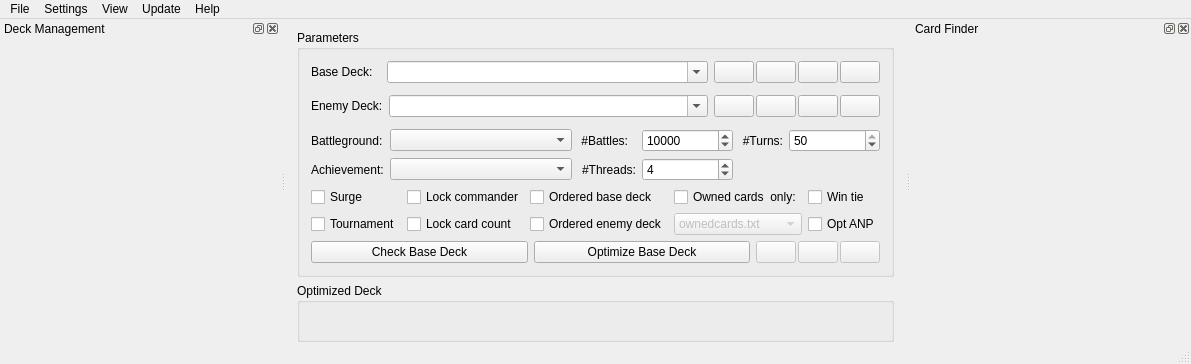
Before: the Qt Designer form MainWindow.ui in WarrantyVoid/tyrant-optimize-gui, drawn with Qt 5.
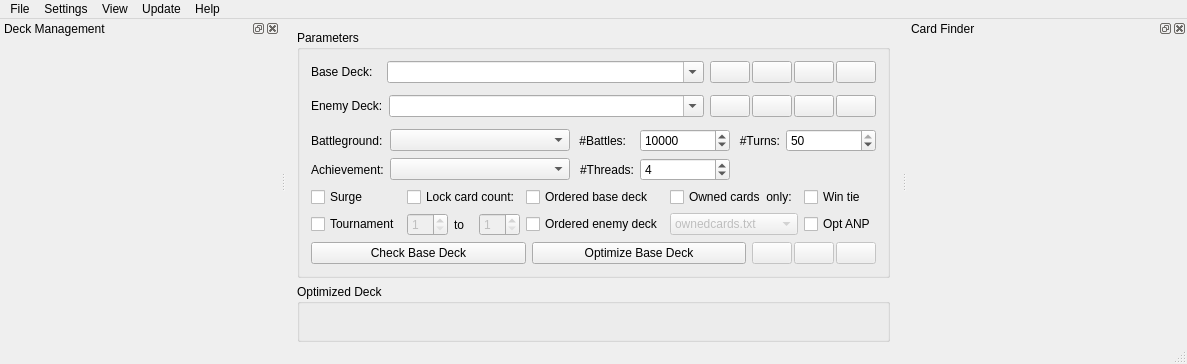
After: the same form once the commit is applied. Icons and pictures are not drawn. Custom widgets are drawn as their Qt base class.

Commit message: Added feature: Individual card locking

The edit to the form file:
```diff
--- a/MainWindow.ui
+++ b/MainWindow.ui
@@ -543,38 +543,6 @@
            </property>
           </widget>
          </item>
-         <item row="1" column="1">
-          <widget class="QCheckBox" name="cardCountLockBox">
-           <property name="sizePolicy">
-            <sizepolicy hsizetype="Fixed" vsizetype="Fixed">
-             <horstretch>0</horstretch>
-             <verstretch>0</verstretch>
-            </sizepolicy>
-           </property>
-           <property name="toolTip">
-            <string>Locks number of cards in place during optimization</string>
-           </property>
-           <property name="text">
-            <string>Lock card count</string>
-           </property>
-          </widget>
-         </item>
-         <item row="0" column="1">
-          <widget class="QCheckBox" name="commanderLockBox">
-           <property name="sizePolicy">
-            <sizepolicy hsizetype="Fixed" vsizetype="Fixed">
-             <horstretch>0</horstretch>
-             <verstretch>0</verstretch>
-            </sizepolicy>
-           </property>
-           <property name="toolTip">
-            <string>Locks commander card in place during optimization</string>
-           </property>
-           <property name="text">
-            <string>Lock commander</string>
-           </property>
-          </widget>
-         </item>
          <item row="0" column="2">
           <widget class="QCheckBox" name="orderedBaseBox">
            <property name="sizePolicy">
@@ -623,6 +591,76 @@
            </property>
           </widget>
          </item>
+         <item row="0" column="1">
+          <widget class="QCheckBox" name="cardCountLockBox">
+           <property name="sizePolicy">
+            <sizepolicy hsizetype="Fixed" vsizetype="Fixed">
+             <horstretch>0</horstretch>
+             <verstretch>0</verstretch>
+            </sizepolicy>
+           </property>
+           <property name="toolTip">
+            <string>Locks number of cards in place during optimization to the range specified below</string>
+           </property>
+           <property name="text">
+            <string>Lock card count:</string>
+           </property>
+          </widget>
+         </item>
+         <item row="1" column="1">
+          <widget class="QWidget" name="widget" native="true">
+           <layout class="QHBoxLayout" name="horizontalLayout_4">
+            <property name="margin">
+             <number>0</number>
+            </property>
+            <item>
+             <widget class="QSpinBox" name="minCardCountLockBox">
+              <property name="enabled">
+               <bool>false</bool>
+              </property>
+              <property name="minimumSize">
+               <size>
+                <width>24</width>
+                <height>0</height>
+               </size>
+              </property>
+              <property name="minimum">
+               <number>1</number>
+              </property>
+              <property name="maximum">
+               <number>10</number>
+              </property>
+             </widget>
+            </item>
+            <item>
+             <widget class="QLabel" name="label">
+              <property name="text">
+               <string>to</string>
+              </property>
+             </widget>
+            </item>
+            <item>
+             <widget class="QSpinBox" name="maxCardCountLockBox">
+              <property name="enabled">
+               <bool>false</bool>
+              </property>
+              <property name="minimumSize">
+               <size>
+                <width>24</width>
+                <height>0</height>
+               </size>
+              </property>
+              <property name="minimum">
+               <number>1</number>
+              </property>
+              <property name="maximum">
+               <number>10</number>
+              </property>
+             </widget>
+            </item>
+           </layout>
+          </widget>
+         </item>
         </layout>
        </item>
        <item>
@@ -918,6 +956,11 @@
  </widget>
  <layoutdefault spacing="6" margin="11"/>
  <customwidgets>
+  <customwidget>
+   <class>CDeckInput</class>
+   <extends>QComboBox</extends>
+   <header>CDeckInput.h</header>
+  </customwidget>
   <customwidget>
    <class>CDeckWidget</class>
    <extends>QWidget</extends>
@@ -936,11 +979,6 @@
    <header>CDeckManagementWidget.h</header>
    <container>1</container>
   </customwidget>
-  <customwidget>
-   <class>CDeckInput</class>
-   <extends>QComboBox</extends>
-   <header>CDeckInput.h</header>
-  </customwidget>
  </customwidgets>
  <resources>
   <include location="main.qrc"/>
```
Left out of the diff: 44 changed lines with no effect on the pictures. The commit also changes 12 other files.
